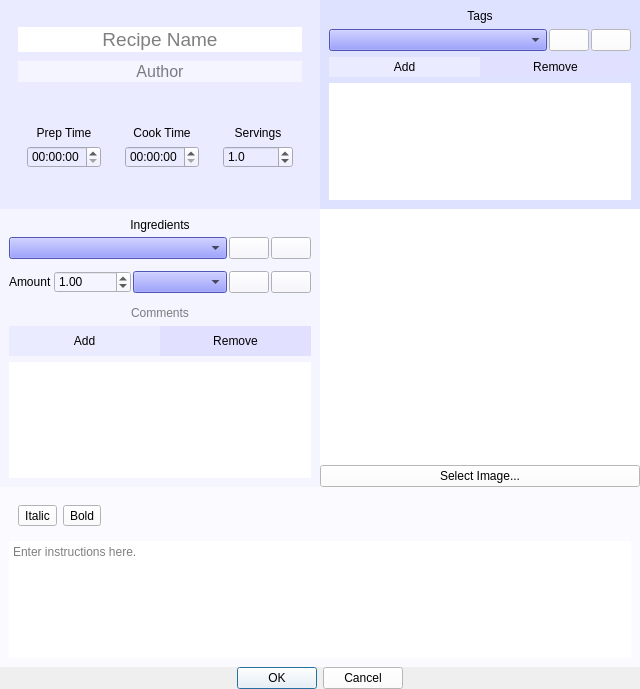
Old version of the form gui/newrecipedialog.ui in the repository andrewlalis/RecipeDB.
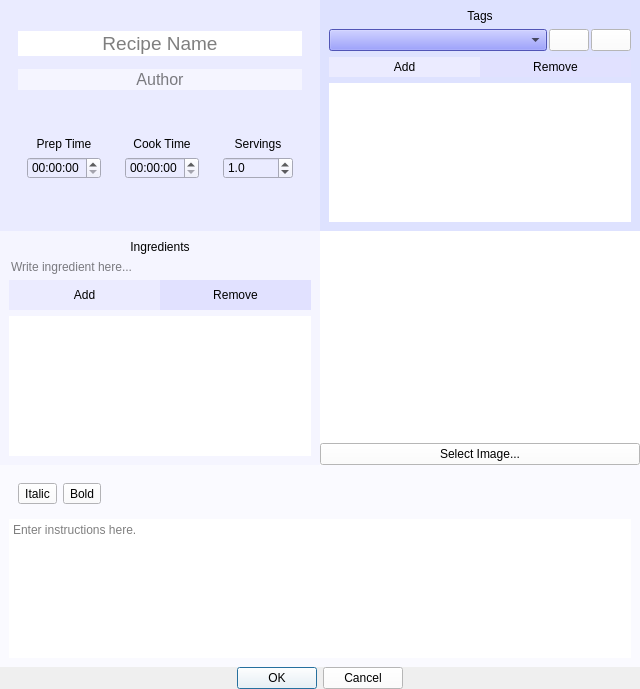
New version of the form. Icons and pictures are not drawn. Custom widgets are drawn as their Qt base class.

Commit message: Updated new recipe dialog, Ingredient class.

The edit to the form file:
```diff
--- a/gui/newrecipedialog.ui
+++ b/gui/newrecipedialog.ui
@@ -175,7 +175,7 @@
                       <second>0</second>
                       <year>1999</year>
                       <month>12</month>
-                      <day>21</day>
+                      <day>20</day>
                      </datetime>
                     </property>
                     <property name="currentSection">
@@ -530,176 +530,7 @@
                    </widget>
                   </item>
                   <item>
-                   <widget class="QWidget" name="ingredientNamePanel" native="true">
-                    <layout class="QHBoxLayout" name="horizontalLayout_4">
-                     <property name="spacing">
-                      <number>2</number>
-                     </property>
-                     <property name="leftMargin">
-                      <number>0</number>
-                     </property>
-                     <property name="topMargin">
-                      <number>0</number>
-                     </property>
-                     <property name="rightMargin">
-                      <number>0</number>
-                     </property>
-                     <property name="bottomMargin">
-                      <number>0</number>
-                     </property>
-                     <item>
-                      <widget class="QComboBox" name="ingredientNameBox">
-                       <property name="sizePolicy">
-                        <sizepolicy hsizetype="Expanding" vsizetype="Fixed">
-                         <horstretch>0</horstretch>
-                         <verstretch>0</verstretch>
-                        </sizepolicy>
-                       </property>
-                       <property name="styleSheet">
-                        <string notr="true">background-color: rgb(113, 119, 255);</string>
-                       </property>
-                       <property name="editable">
-                        <bool>false</bool>
-                       </property>
-                       <property name="currentText">
-                        <string/>
-                       </property>
-                       <property name="insertPolicy">
-                        <enum>QComboBox::InsertAlphabetically</enum>
-                       </property>
-                       <property name="frame">
-                        <bool>true</bool>
-                       </property>
-                      </widget>
-                     </item>
-                     <item>
-                      <widget class="QPushButton" name="newIngredientButton">
-                       <property name="toolTip">
-                        <string>Create a new ingredient</string>
-                       </property>
-                       <property name="icon">
-                        <iconset resource="../res.qrc">
-                         <normaloff>:/images/images/plus_icon.png</normaloff>:/images/images/plus_icon.png</iconset>
-                       </property>
-                      </widget>
-                     </item>
-                     <item>
-                      <widget class="QPushButton" name="deleteIngredientButton">
-                       <property name="toolTip">
-                        <string>Delete this ingredient</string>
-                       </property>
-                       <property name="text">
-                        <string/>
-                       </property>
-                       <property name="icon">
-                        <iconset resource="../res.qrc">
-                         <normaloff>:/images/images/minus_icon.png</normaloff>:/images/images/minus_icon.png</iconset>
-                       </property>
-                      </widget>
-                     </item>
-                    </layout>
-                   </widget>
-                  </item>
-                  <item>
-                   <widget class="QWidget" name="quantityPanel" native="true">
-                    <property name="minimumSize">
-                     <size>
-                      <width>0</width>
-                      <height>36</height>
-                     </size>
-                    </property>
-                    <layout class="QHBoxLayout" name="horizontalLayout_3">
-                     <property name="spacing">
-                      <number>2</number>
-                     </property>
-                     <property name="leftMargin">
-                      <number>0</number>
-                     </property>
-                     <property name="topMargin">
-                      <number>0</number>
-                     </property>
-                     <property name="rightMargin">
-                      <number>0</number>
-                     </property>
-                     <property name="bottomMargin">
-                      <number>0</number>
-                     </property>
-                     <item>
-                      <widget class="QLabel" name="amountLabel">
-                       <property name="font">
-                        <font>
-                         <weight>50</weight>
-                         <italic>false</italic>
-                         <bold>false</bold>
-                        </font>
-                       </property>
-                       <property name="text">
-                        <string>Amount</string>
-                       </property>
-                      </widget>
-                     </item>
-                     <item>
-                      <widget class="QDoubleSpinBox" name="quantitySpinBox">
-                       <property name="sizePolicy">
-                        <sizepolicy hsizetype="Minimum" vsizetype="Fixed">
-                         <horstretch>0</horstretch>
-                         <verstretch>0</verstretch>
-                        </sizepolicy>
-                       </property>
-                       <property name="maximum">
-                        <double>10000.000000000000000</double>
-                       </property>
-                       <property name="value">
-                        <double>1.000000000000000</double>
-                       </property>
-                      </widget>
-                     </item>
-                     <item>
-                      <widget class="QComboBox" name="unitComboBox">
-                       <property name="sizePolicy">
-                        <sizepolicy hsizetype="Expanding" vsizetype="Fixed">
-                         <horstretch>0</horstretch>
-                         <verstretch>0</verstretch>
-                        </sizepolicy>
-                       </property>
-                       <property name="styleSheet">
-                        <string notr="true">background-color: rgb(113, 119, 255);</string>
-                       </property>
-                       <property name="insertPolicy">
-                        <enum>QComboBox::InsertAlphabetically</enum>
-                       </property>
-                      </widget>
-                     </item>
-                     <item alignment="Qt::AlignRight">
-                      <widget class="QPushButton" name="newUnitButton">
-                       <property name="toolTip">
-                        <string>Create a new unit of measure</string>
-                       </property>
-                       <property name="icon">
-                        <iconset resource="../res.qrc">
-                         <normaloff>:/images/images/plus_icon.png</normaloff>:/images/images/plus_icon.png</iconset>
-                       </property>
-                      </widget>
-                     </item>
-                     <item>
-                      <widget class="QPushButton" name="deleteUnitButton">
-                       <property name="toolTip">
-                        <string>Delete this unit of measure</string>
-                       </property>
-                       <property name="text">
-                        <string/>
-                       </property>
-                       <property name="icon">
-                        <iconset resource="../res.qrc">
-                         <normaloff>:/images/images/minus_icon.png</normaloff>:/images/images/minus_icon.png</iconset>
-                       </property>
-                      </widget>
-                     </item>
-                    </layout>
-                   </widget>
-                  </item>
-                  <item>
-                   <widget class="QLineEdit" name="commentsLineEdit">
+                   <widget class="QLineEdit" name="ingredientLineEdit">
                     <property name="minimumSize">
                      <size>
                       <width>0</width>
@@ -710,10 +541,10 @@
                      <bool>false</bool>
                     </property>
                     <property name="alignment">
-                     <set>Qt::AlignCenter</set>
+                     <set>Qt::AlignLeading|Qt::AlignLeft|Qt::AlignVCenter</set>
                     </property>
                     <property name="placeholderText">
-                     <string>Comments</string>
+                     <string>Write ingredient here...</string>
                     </property>
                     <property name="clearButtonEnabled">
                      <bool>false</bool>
```
The commit also changes 2 other files.
